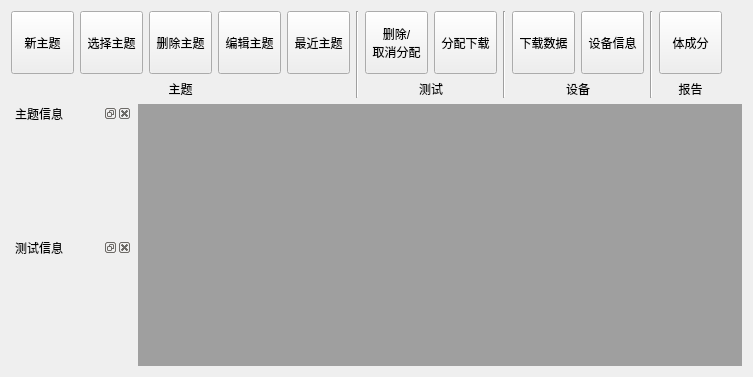
Old version of the form Bodystat/ui/maindlg.ui in the repository hym-dn/Bodystat.
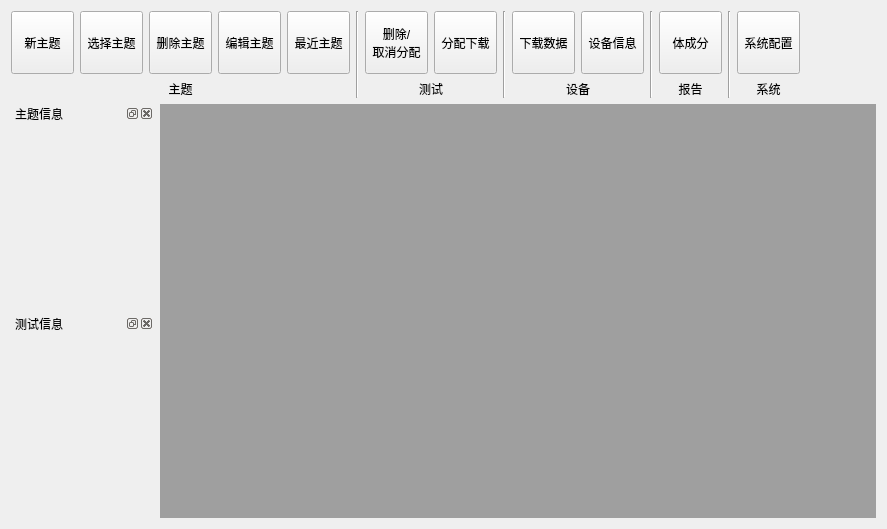
New version of the form.

What changed in the file:
```diff
--- a/Bodystat/ui/maindlg.ui
+++ b/Bodystat/ui/maindlg.ui
@@ -6,8 +6,8 @@
    <rect>
     <x>0</x>
     <y>0</y>
-    <width>753</width>
-    <height>377</height>
+    <width>887</width>
+    <height>529</height>
    </rect>
   </property>
   <property name="font">
@@ -459,6 +459,59 @@
        </item>
       </layout>
      </item>
+     <item>
+      <widget class="Line" name="line_4">
+       <property name="orientation">
+        <enum>Qt::Vertical</enum>
+       </property>
+      </widget>
+     </item>
+     <item>
+      <layout class="QVBoxLayout" name="verticalLayout_7">
+       <property name="leftMargin">
+        <number>0</number>
+       </property>
+       <property name="topMargin">
+        <number>0</number>
+       </property>
+       <property name="rightMargin">
+        <number>0</number>
+       </property>
+       <property name="bottomMargin">
+        <number>0</number>
+       </property>
+       <item>
+        <layout class="QHBoxLayout" name="horizontalLayout_7">
+         <item>
+          <widget class="QToolButton" name="_sysConfigToolButton">
+           <property name="minimumSize">
+            <size>
+             <width>63</width>
+             <height>63</height>
+            </size>
+           </property>
+           <property name="text">
+            <string>系统配置</string>
+           </property>
+           <property name="toolButtonStyle">
+            <enum>Qt::ToolButtonTextUnderIcon</enum>
+           </property>
+          </widget>
+         </item>
+        </layout>
+       </item>
+       <item>
+        <widget class="QLabel" name="_sysLabel">
+         <property name="text">
+          <string>系统</string>
+         </property>
+         <property name="alignment">
+          <set>Qt::AlignCenter</set>
+         </property>
+        </widget>
+       </item>
+      </layout>
+     </item>
      <item>
       <spacer name="horizontalSpacer">
        <property name="orientation">
```
